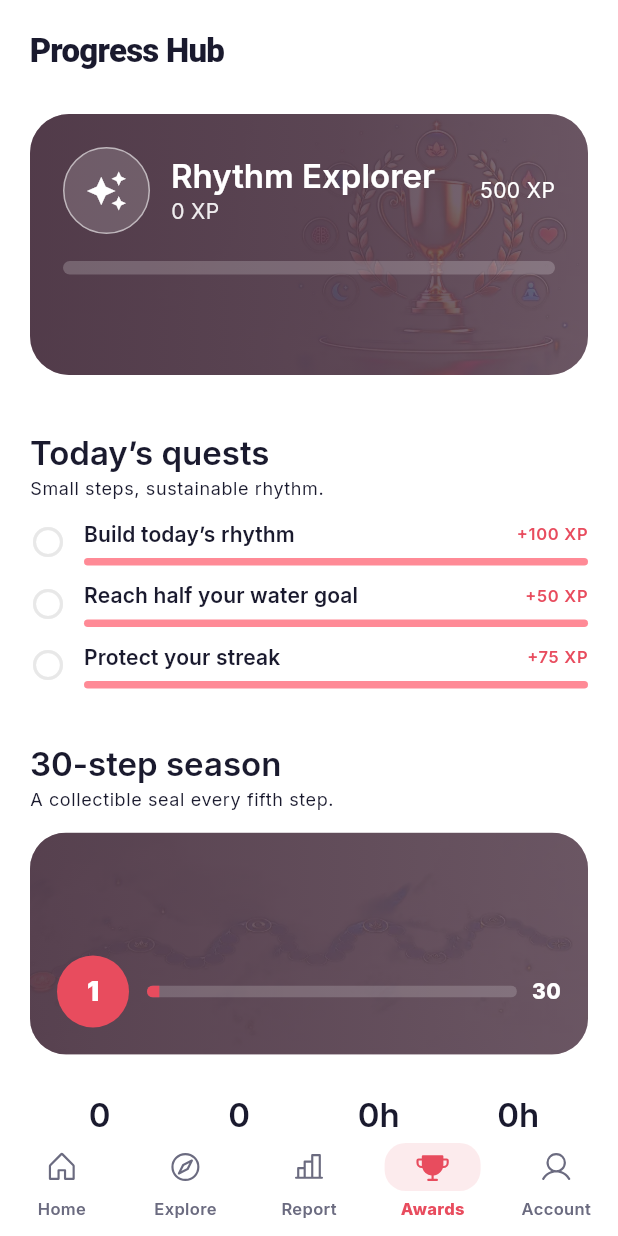
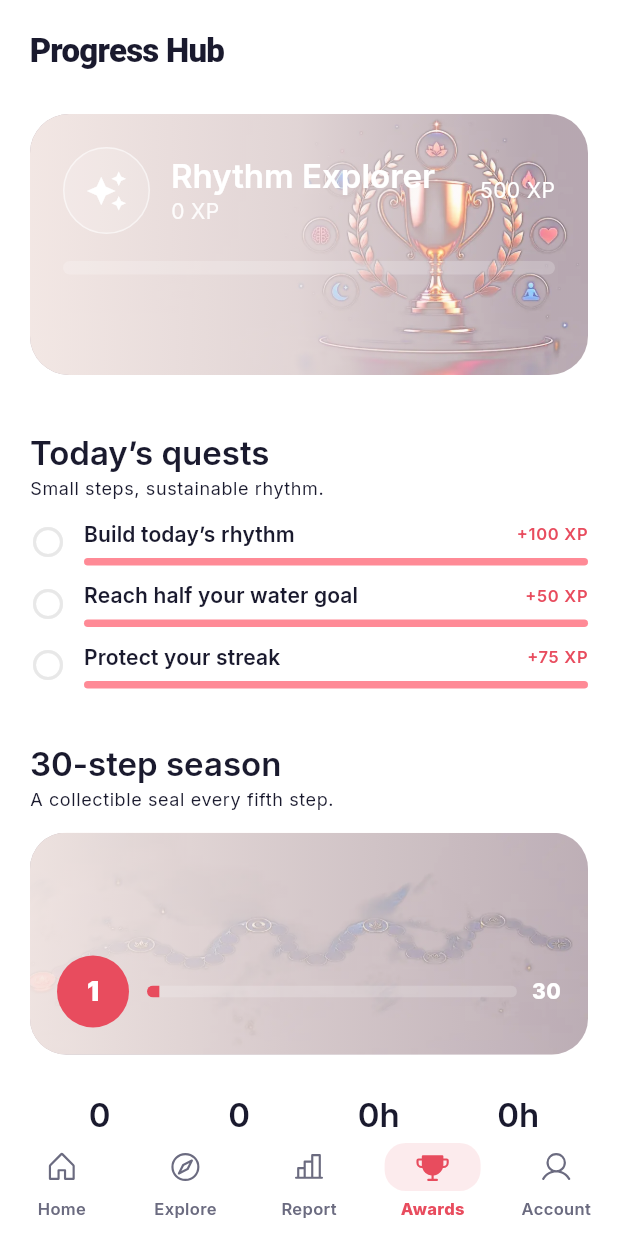
Before and after one commit to dehbkoclugu-afk/fasting_app, a Flutter app: the GamificationDashboardScreen screen opened by its route, on a phone screen of 412 x 824 dp. Run offline on Flutter 3.47's test engine with Material 3 defaults, Android fonts, the phone set to English and light mode, and no system bars; our stand-ins replace drift, fl_chart, flutter_local_notifications, flutter_riverpod, go_router, google_fonts and 6 more; missing offline and left inert: app_tracking_transparency, home_widget, purchases_flutter, workmanager; accounts and stored records are empty; generated files the repository leaves out were written again; statements that could not run were skipped.

Commit message:
fix(light-theme): restore artwork contrast in fasting_art_slot.dart

```diff
--- a/lib/shared/widgets/fasting_art_slot.dart
+++ b/lib/shared/widgets/fasting_art_slot.dart
@@ -11,6 +11,25 @@ String themedEditorialAssetPath(String assetPath, Brightness brightness) {
   return '${assetPath.substring(0, extensionIndex)}-light'
       '${assetPath.substring(extensionIndex)}';
 }
+
+/// Foreground colors for copy placed directly over editorial artwork.
+///
+/// Light artwork is intentionally warm and airy, so it uses ink-colored copy
+/// instead of forcing every card back into a dark surface.
+Color fastingArtForeground(BuildContext context) =>
+    Theme.of(context).brightness == Brightness.dark
+        ? Colors.white
+        : const Color(0xFF241E2E);
+
+Color fastingArtMutedForeground(BuildContext context) =>
+    Theme.of(context).brightness == Brightness.dark
+        ? Colors.white.withValues(alpha: .78)
+        : const Color(0xFF514756);
+
+Color fastingArtDivider(BuildContext context) =>
+    Theme.of(context).brightness == Brightness.dark
+        ? Colors.white.withValues(alpha: .14)
+        : const Color(0xFF514756).withValues(alpha: .20);
 
 /// A single, reusable connection point between editorial artwork and UI.
 ///
@@ -27,6 +46,7 @@ class FastingArtSlot extends StatelessWidget {
     this.fit = BoxFit.cover,
     this.alignment = Alignment.center,
     this.semanticLabel,
+    this.useThemedAsset = true,
   });
 
   final String assetPath;
@@ -37,6 +57,7 @@ class FastingArtSlot extends StatelessWidget {
   final BoxFit fit;
   final Alignment alignment;
   final String? semanticLabel;
+  final bool useThemedAsset;
 
   @override
   Widget build(BuildContext context) {
@@ -71,10 +92,12 @@ class FastingArtSlot extends StatelessWidget {
   }
 
   Widget _artwork(bool isDark) {
-    final resolvedAssetPath = themedEditorialAssetPath(
-      assetPath,
-      isDark ? Brightness.dark : Brightness.light,
-    );
+    final resolvedAssetPath = useThemedAsset
+        ? themedEditorialAssetPath(
+            assetPath,
+            isDark ? Brightness.dark : Brightness.light,
+          )
+        : assetPath;
 
     return Image.asset(
       resolvedAssetPath,
@@ -126,25 +149,25 @@ class FastingArtSlot extends StatelessWidget {
     ),
   };
 
-  // Copy remains legible in light mode without putting a black wall back over
-  // the newly lifted art. Coral-plum keeps this treatment inside FastTrack's
-  // palette and away from a sterile white-card look.
+  // A warm, localized veil protects ink-colored copy while leaving most of the
+  // light artwork untouched. It avoids both the previous full-card purple wash
+  // and a sterile white-card treatment.
   LinearGradient get _lightScrim => switch (variant) {
     FastingArtVariant.row => const LinearGradient(
-      colors: [Color(0xE64A3342), Color(0xCC4A3342), Color(0xB34A3342)],
-      stops: [0, .52, 1],
+      colors: [Color(0xE8F7ECE8), Color(0xA8F7ECE8), Color(0x00F7ECE8)],
+      stops: [0, .46, .84],
       begin: Alignment.centerLeft,
       end: Alignment.centerRight,
     ),
     FastingArtVariant.card => const LinearGradient(
-      colors: [Color(0xE04A3342), Color(0xC74A3342), Color(0xB34A3342)],
-      stops: [0, .58, 1],
+      colors: [Color(0xDCF7ECE8), Color(0x78F7ECE8), Color(0x16F7ECE8)],
+      stops: [0, .48, 1],
       begin: Alignment.centerLeft,
       end: Alignment.centerRight,
     ),
     FastingArtVariant.hero => const LinearGradient(
-      colors: [Color(0xED4A3342), Color(0xD64A3342), Color(0xB34A3342)],
-      stops: [0, .56, 1],
+      colors: [Color(0xEDF7ECE8), Color(0xA8F7ECE8), Color(0x08F7ECE8)],
+      stops: [0, .48, .9],
       begin: Alignment.centerLeft,
       end: Alignment.centerRight,
     ),
```
